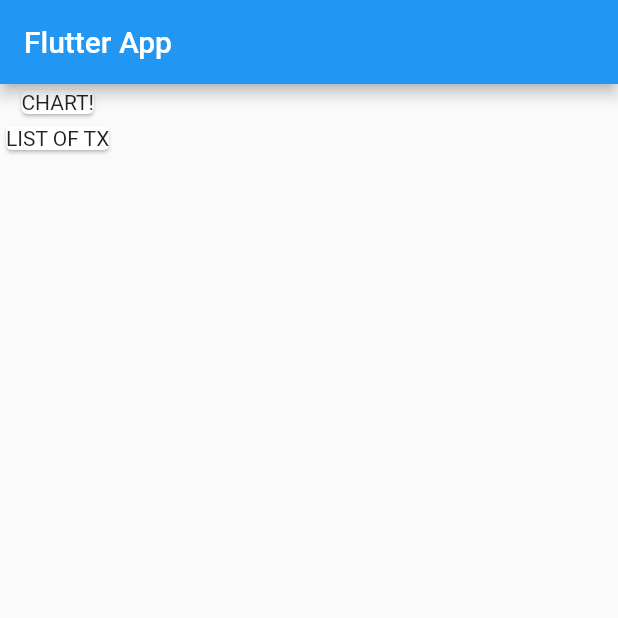
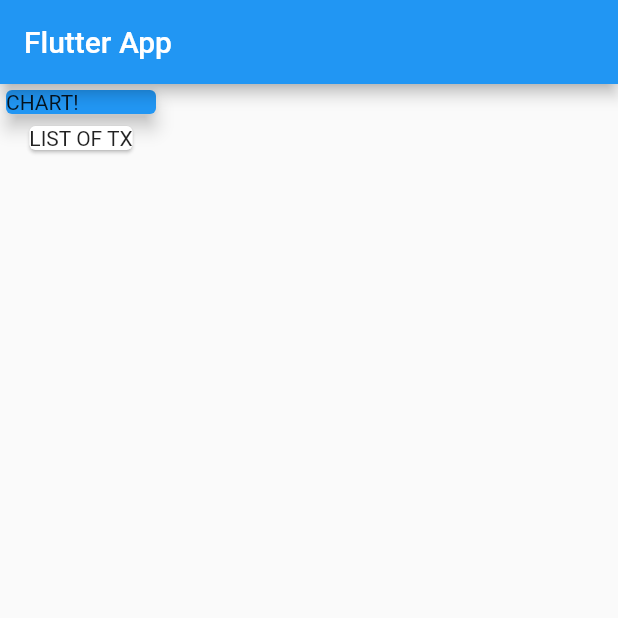
Before and after one commit to link01153113/flutter_complete_guide, a Flutter app: the screen it shows after launch, on a phone screen of 412 x 824 dp, the top half of it. Run offline on Flutter 3.47's test engine with Material 2 defaults, Android fonts, the phone set to English and light mode, and no system bars.

Commit message:
Update main.dart

```diff
--- a/lib/main.dart
+++ b/lib/main.dart
@@ -22,7 +22,12 @@ class MyHomePage extends StatelessWidget {
       body: Column(
         children: <Widget>[
           Card(
-            child: Text('CHART!'),
+            color: Colors.blue,
+            child: Container(
+              width: 100,
+              child: Text('CHART!'),
+            ),
+            elevation: 5,
           ),
           Card(
             child: Text('LIST OF TX'),
```
